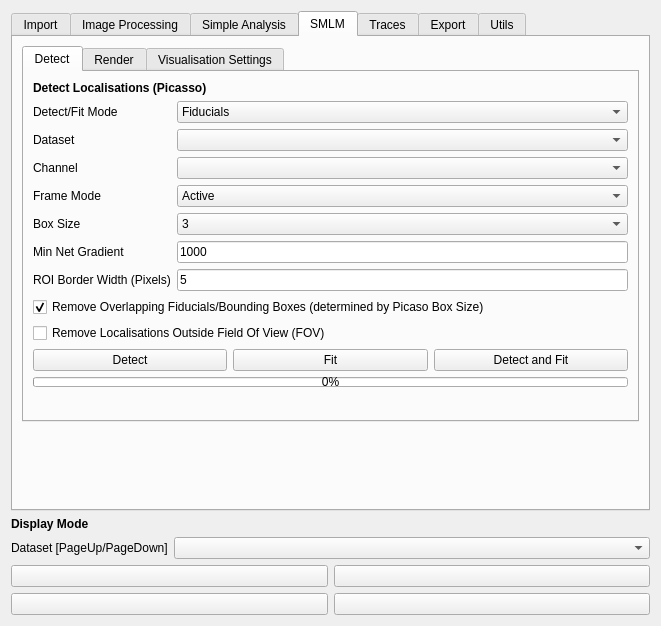
Before: the Qt Designer form src/napari_pixseq/GUI/pixseq_ui.ui in piedrro/napari-molseeq, drawn with Qt 5.
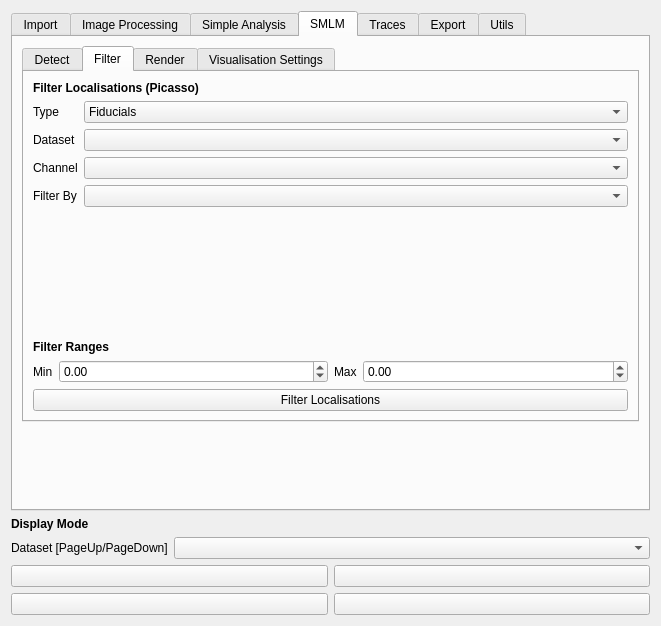
After: the same form once the commit is applied. The open tabs and pages were chosen to show the change.

Commit message: added localisation filtering

```diff
--- a/src/napari_pixseq/GUI/pixseq_ui.ui
+++ b/src/napari_pixseq/GUI/pixseq_ui.ui
@@ -1190,6 +1190,157 @@
            </item>
           </layout>
          </widget>
+         <widget class="QWidget" name="tab_23">
+          <attribute name="title">
+           <string>Filter</string>
+          </attribute>
+          <layout class="QVBoxLayout" name="verticalLayout_26">
+           <item>
+            <widget class="QLabel" name="label_92">
+             <property name="font">
+              <font>
+               <weight>75</weight>
+               <bold>true</bold>
+              </font>
+             </property>
+             <property name="text">
+              <string>Filter Localisations (Picasso)</string>
+             </property>
+            </widget>
+           </item>
+           <item>
+            <layout class="QFormLayout" name="formLayout_24">
+             <item row="1" column="0">
+              <widget class="QLabel" name="picasso_filter_dataset_label">
+               <property name="text">
+                <string>Dataset</string>
+               </property>
+              </widget>
+             </item>
+             <item row="1" column="1">
+              <widget class="QComboBox" name="picasso_filter_dataset"/>
+             </item>
+             <item row="2" column="0">
+              <widget class="QLabel" name="label_89">
+               <property name="text">
+                <string>Channel</string>
+               </property>
+              </widget>
+             </item>
+             <item row="2" column="1">
+              <widget class="QComboBox" name="picasso_filter_channel"/>
+             </item>
+             <item row="3" column="0">
+              <widget class="QLabel" name="label_90">
+               <property name="text">
+                <string>Filter By</string>
+               </property>
+              </widget>
+             </item>
+             <item row="3" column="1">
+              <widget class="QComboBox" name="filter_criterion"/>
+             </item>
+             <item row="0" column="0">
+              <widget class="QLabel" name="label_93">
+               <property name="text">
+                <string>Type</string>
+               </property>
+              </widget>
+             </item>
+             <item row="0" column="1">
+              <widget class="QComboBox" name="picasso_filter_type">
+               <item>
+                <property name="text">
+                 <string>Fiducials</string>
+                </property>
+               </item>
+               <item>
+                <property name="text">
+                 <string>Bounding Boxes</string>
+                </property>
+               </item>
+              </widget>
+             </item>
+            </layout>
+           </item>
+           <item>
+            <widget class="QWidget" name="filter_graph_container" native="true">
+             <property name="sizePolicy">
+              <sizepolicy hsizetype="Expanding" vsizetype="Expanding">
+               <horstretch>0</horstretch>
+               <verstretch>0</verstretch>
+              </sizepolicy>
+             </property>
+            </widget>
+           </item>
+           <item>
+            <widget class="QLabel" name="label_91">
+             <property name="font">
+              <font>
+               <weight>75</weight>
+               <bold>true</bold>
+              </font>
+             </property>
+             <property name="text">
+              <string>Filter Ranges</string>
+             </property>
+            </widget>
+           </item>
+           <item>
+            <layout class="QGridLayout" name="gridLayout_7">
+             <item row="0" column="0">
+              <layout class="QFormLayout" name="formLayout_22">
+               <item row="0" column="0">
+                <widget class="QLabel" name="label_86">
+                 <property name="text">
+                  <string>Min</string>
+                 </property>
+                </widget>
+               </item>
+               <item row="0" column="1">
+                <widget class="QDoubleSpinBox" name="filter_min">
+                 <property name="minimum">
+                  <double>-999999999.000000000000000</double>
+                 </property>
+                 <property name="maximum">
+                  <double>9999999999.000000000000000</double>
+                 </property>
+                </widget>
+               </item>
+              </layout>
+             </item>
+             <item row="0" column="1">
+              <layout class="QFormLayout" name="formLayout_23">
+               <item row="0" column="0">
+                <widget class="QLabel" name="label_87">
+                 <property name="text">
+                  <string>Max</string>
+                 </property>
+                </widget>
+               </item>
+               <item row="0" column="1">
+                <widget class="QDoubleSpinBox" name="filter_max">
+                 <property name="minimum">
+                  <double>-99999999999.000000000000000</double>
+                 </property>
+                 <property name="maximum">
+                  <double>9999999999.000000000000000</double>
+                 </property>
+                </widget>
+               </item>
+              </layout>
+             </item>
+            </layout>
+           </item>
+           <item>
+            <widget class="QPushButton" name="filter_localisations">
+             <property name="text">
+              <string>Filter Localisations</string>
+             </property>
+            </widget>
+           </item>
+          </layout>
+         </widget>
          <widget class="QWidget" name="tab_20">
           <attribute name="title">
            <string>Render</string>
```
The commit also changes 7 other files.
